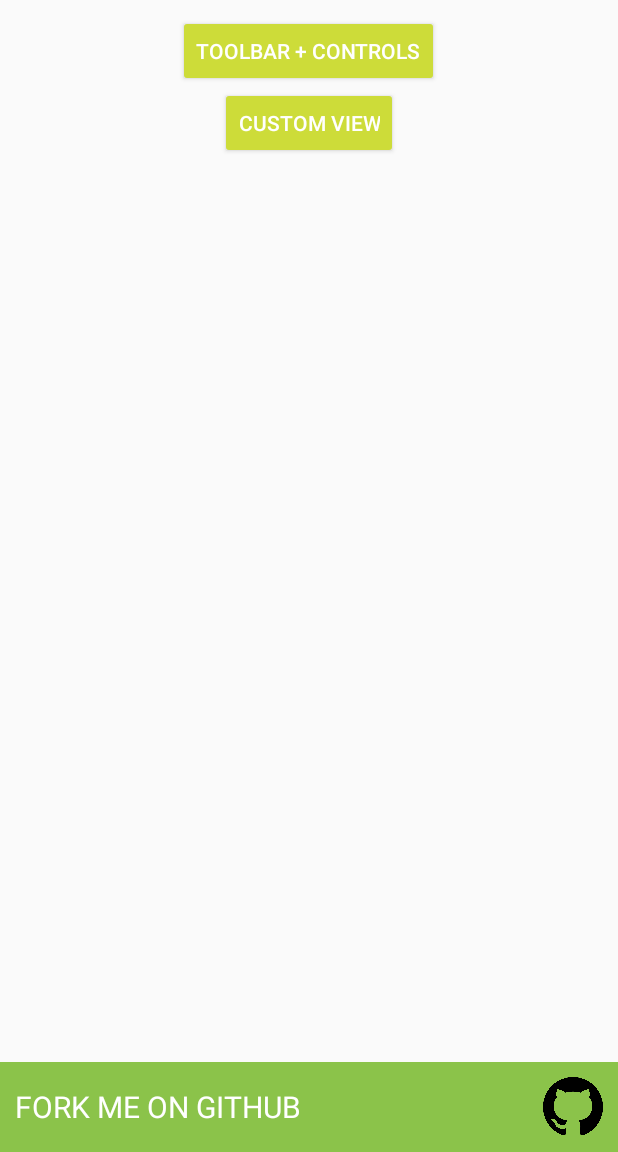
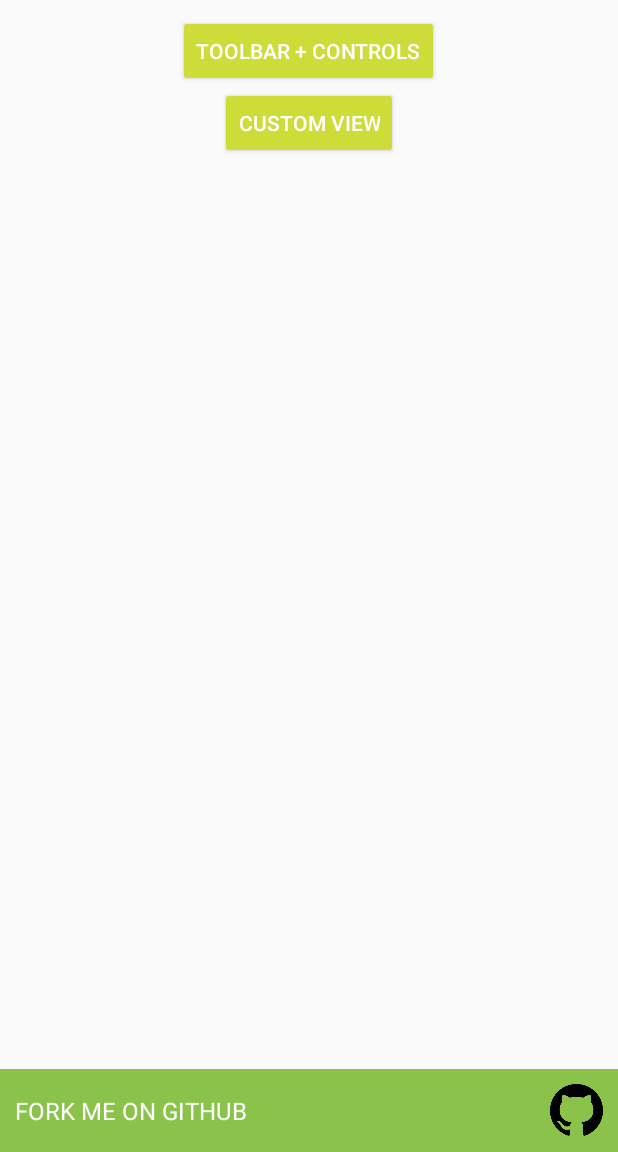
Before and after one commit to dvdciri/MultiChoiceRecyclerView, an Android app: the screen it shows after launch (MainActivity), on a phone screen of 412 x 824 dp, the part 84-1236 px from its top. Run offline under Robolectric (Android 15) with nearby library versions, the phone set to English and light mode, and no system bars; our stand-ins replace ButterKnife.

```diff
--- a/sample/src/main/res/layout/activity_main.xml
+++ b/sample/src/main/res/layout/activity_main.xml
@@ -57,7 +57,7 @@
                 android:layout_marginEnd="15dp"
                 android:layout_marginRight="15dp"
                 android:layout_centerVertical="true"
-                android:textSize="20dp"
+                android:textSize="16dp"
                 android:textColor="@android:color/white"
                 android:layout_width="match_parent"
                 android:layout_height="wrap_content"
@@ -67,10 +67,10 @@
                 android:id="@+id/githubimage"
                 android:layout_alignParentEnd="true"
                 android:layout_alignParentRight="true"
-                android:layout_gravity="right"
-                android:layout_width="40dp"
+                android:layout_gravity="end"
+                android:layout_width="35dp"
                 android:src="@drawable/github"
-                android:layout_height="40dp" />
+                android:layout_height="35dp" />
 
         </RelativeLayout>
 
```
Also changed, not shown: MultiChoiceRecyclerView/src/main/java/com/davidecirillo/multichoicerecyclerview/MultiChoiceRecyclerView.java (+53 -31 lines), sample/src/main/res/drawable/github.png, 2 other files.
